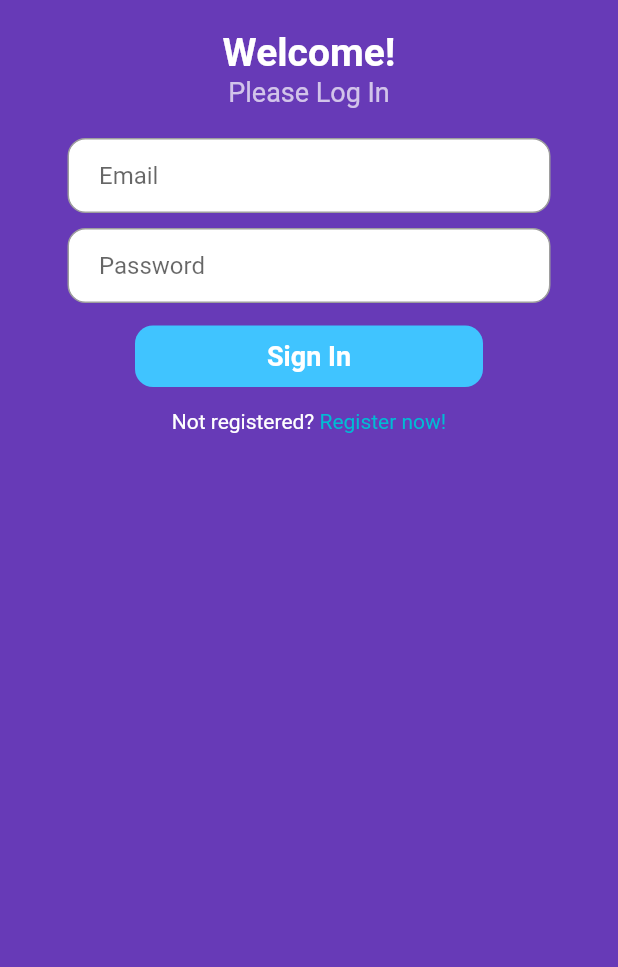
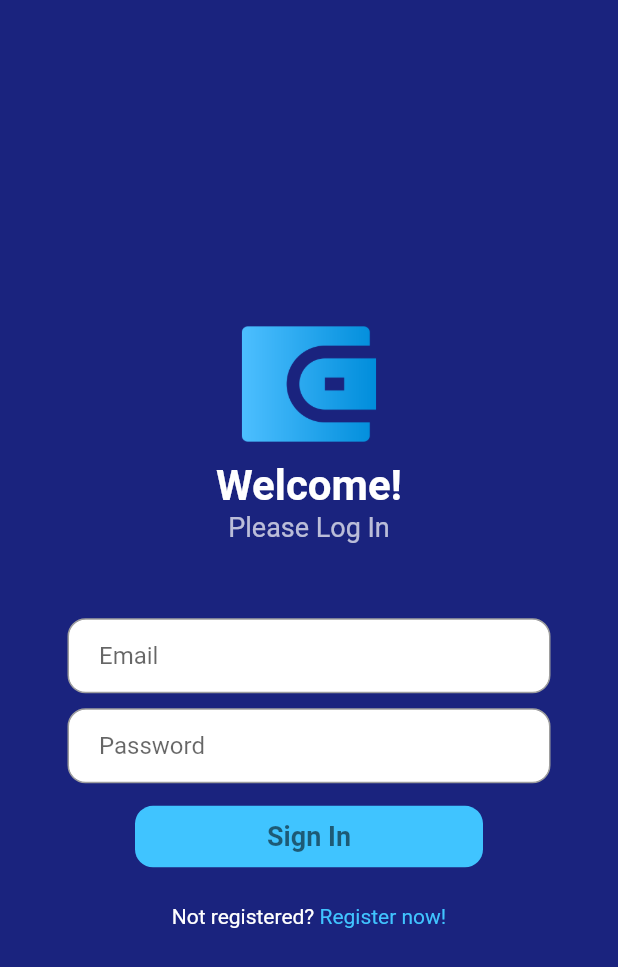
Before and after one commit to bharath12321/MSD-WalletAPP, a Flutter app: the screen it shows after launch, on a phone screen of 412 x 824 dp. Shown: the top 967 px of the screen. Run offline on Flutter 3.47's test engine with Material 2 defaults, Android fonts, the phone set to English and light mode, and no system bars; our stand-ins replace google_fonts.

Commit message:
added logo to basic login ui

```diff
--- a/lib/logInPage.dart
+++ b/lib/logInPage.dart
@@ -1,4 +1,5 @@
 import 'package:flutter/material.dart';
+import 'package:google_fonts/google_fonts.dart';
 
 class LogInPage extends StatefulWidget {
   const LogInPage({Key? key}) : super(key: key);
@@ -11,17 +12,22 @@ class LogInPageState extends State<LogInPage> {
   @override
   Widget build(BuildContext context) {
     return Scaffold(
-        backgroundColor: Colors.deepPurple,
+        backgroundColor: Colors.indigo.shade900,
         body: SafeArea(
             //Welcome Text
             child: Center(
-                child: Column(children: [
-                  const SizedBox(height: 20),
+                child: Column(
+                    mainAxisAlignment: MainAxisAlignment.center,
+                    children: [
+                      Image.asset(
+                        'app_icons/app-icon.png',
+                        scale: 5,
+                      ),
                   const Text(
                     'Welcome!',
                     style: TextStyle(
                         fontWeight: FontWeight.bold,
-                        fontSize: 26.0,
+                        fontSize: 28.0,
                         color: Colors.white),
                   ),
                   const SizedBox(
@@ -35,7 +41,7 @@ class LogInPageState extends State<LogInPage> {
                         color: Colors.white70),
                   ),
                   const SizedBox(
-                    height: 20,
+                    height: 50,
                   ),
                   //Username/Email
                   Padding(
@@ -91,7 +97,7 @@ class LogInPageState extends State<LogInPage> {
                         child: Text(
                           'Sign In',
                           style: TextStyle(
-                            color: Colors.white,
+                            color: Colors.black54,
                             fontWeight: FontWeight.bold,
                             fontSize: 18,
                           ),
@@ -99,7 +105,7 @@ class LogInPageState extends State<LogInPage> {
                       ),
                     ),
                   ),
-                  const SizedBox(height: 15),
+                  const SizedBox(height: 25),
 
                   // Not a member? Register Now!
                   Row(
@@ -111,7 +117,7 @@ class LogInPageState extends State<LogInPage> {
                       ),
                       Text(
                         'Register now!',
-                        style: TextStyle(color: Colors.cyan),
+                        style: TextStyle(color: Colors.lightBlueAccent),
                       )
                     ],
                   )
--- a/pubspec.yaml
+++ b/pubspec.yaml
@@ -36,6 +36,7 @@ dependencies:
   # The following adds the Cupertino Icons font to your application.
   # Use with the CupertinoIcons class for iOS style icons.
   cupertino_icons: ^1.0.2
+  google_fonts:
 
 dev_dependencies:
   flutter_test:
```
Also changed, not shown: app_icons/scaffold-bg.jpg (added), pubspec.lock.
